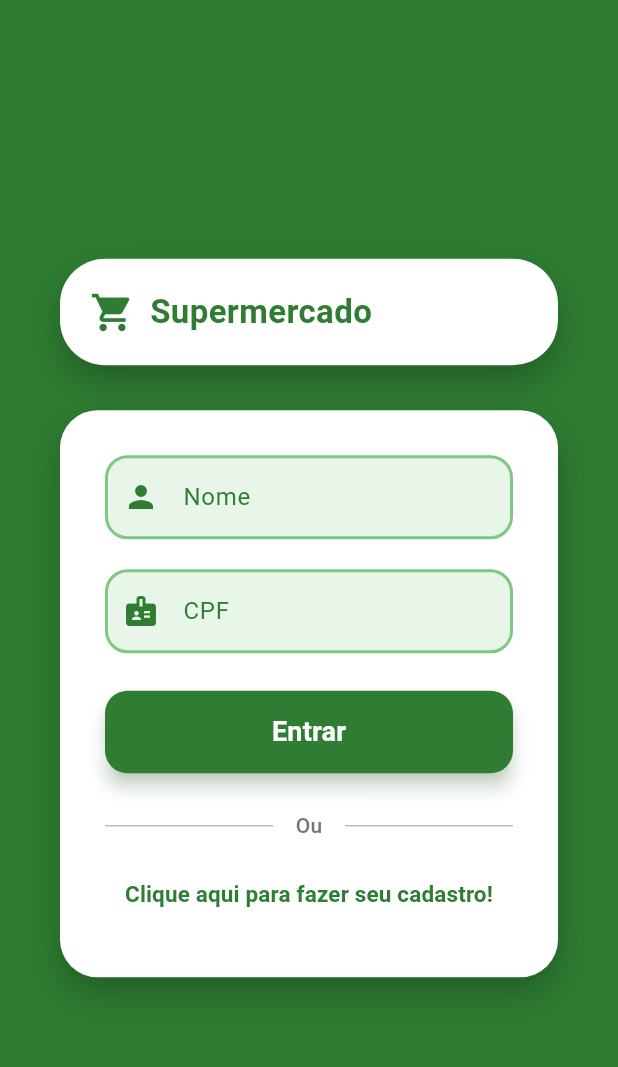
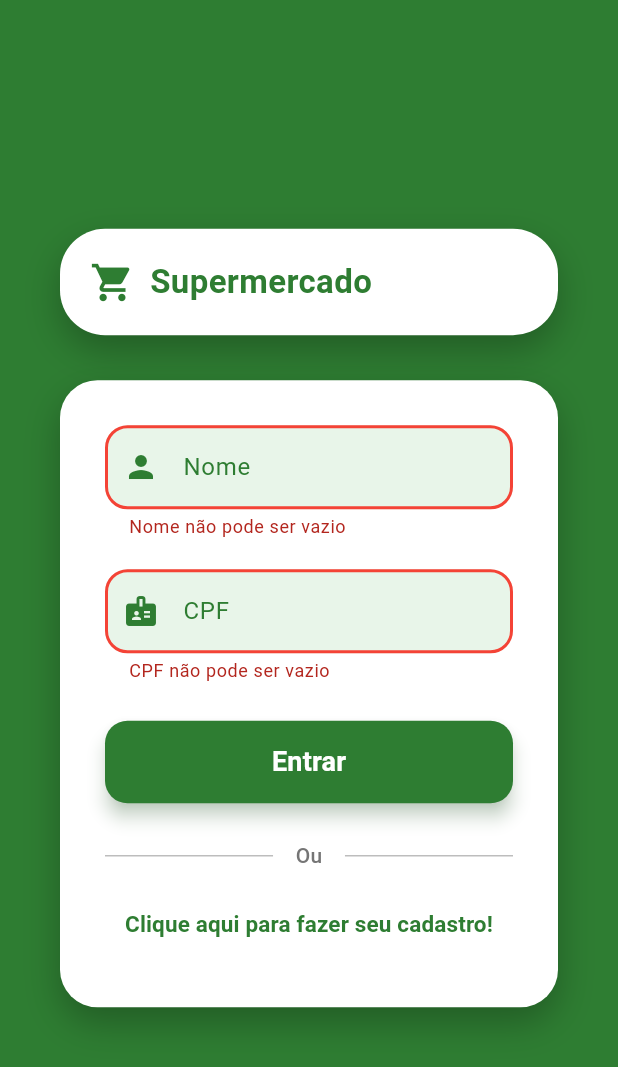
Before and after one commit to VitorFranciscoDev/SupermercadoPDS, a Flutter app: the screen it shows after launch, after a tap on "Entrar", on a phone screen of 412 x 824 dp. Shown: the top 1067 px of the screen. Run offline on Flutter 3.47's test engine with Material 3 defaults, Android fonts, the phone set to English and light mode, and no system bars; our stand-ins replace shared_preferences, sqflite; accounts and stored records are empty.

Commit message:
register screen almost done

```diff
--- a/lib/controller/auth_controller.dart
+++ b/lib/controller/auth_controller.dart
@@ -24,7 +24,7 @@ class AuthController with ChangeNotifier {
   String? _errorCPF;
 
   String? get errorName => _errorName;
-  String? get errorEmail => _errorCPF;
+  String? get errorCPF => _errorCPF;
 
   bool validateFields(String name, String cpf) {
     if(name.isEmpty) {
--- a/lib/view/login_screen.dart
+++ b/lib/view/login_screen.dart
@@ -1,4 +1,6 @@
 import 'package:flutter/material.dart';
+import 'package:provider/provider.dart';
+import 'package:supermercado/controller/auth_controller.dart';
 import 'package:supermercado/view/user_register_screen.dart';
 
 class LoginScreen extends StatefulWidget {
@@ -13,11 +15,78 @@ class _LoginScreenState extends State<LoginScreen> {
   final TextEditingController _controllerCPF = TextEditingController();
 
   Future<void> doLogin() async {
+    final provider = context.read<AuthController>();
 
+    final isValid = provider.validateFields(_controllerName.text, _controllerCPF.text);
+
+    if(!isValid) return;
+
+    showDialog(
+      context: context,
+      barrierDismissible: false,
+      builder: (_) => Center(
+        child: CircularProgressIndicator(),
+      ),
+    );
+
+    try {
+      final result = await provider.doLogin(_controllerName.text, _controllerCPF.text);
+
+      Navigator.of(context).pop();
+
+      if(result == null) {
+        ScaffoldMessenger.of(context).showSnackBar(
+          SnackBar(
+            content: Row(
+              children: [
+                Icon(Icons.check, color: Color(0xFF2E7D32)),
+                SizedBox(width: 8),
+                Text("Login Feito Com Sucesso!"),
+              ],
+            ),
+            backgroundColor: Colors.white,
+            behavior: SnackBarBehavior.floating,
+            shape: RoundedRectangleBorder(borderRadius: BorderRadius.circular(10)),
+          ),
+        );
+      } else {
+        ScaffoldMessenger.of(context).showSnackBar(
+          SnackBar(
+            content: Row(
+              children: [
+                Icon(Icons.error, color: Colors.red),
+                SizedBox(width: 8),
+                Text(result),
+              ],
+            ),
+            backgroundColor: Colors.white,
+            behavior: SnackBarBehavior.floating,
+            shape: RoundedRectangleBorder(borderRadius: BorderRadius.circular(10)),
+          ),
+        );
+      }
+    } catch(e) {
+      ScaffoldMessenger.of(context).showSnackBar(
+        SnackBar(
+          content: Row(
+            children: [
+              Icon(Icons.error, color: Colors.red),
+              SizedBox(width: 8),
+              Text("Erro Inesperado no Login!"),
+            ],
+          ),
+          backgroundColor: Colors.white,
+          behavior: SnackBarBehavior.floating,
+          shape: RoundedRectangleBorder(borderRadius: BorderRadius.circular(10)),
+        ),
+      );
+    }
   }
 
   @override
   Widget build(BuildContext context) {
+    final provider = context.watch<AuthController>();
+
     return Scaffold(
       backgroundColor: Color(0xFF2E7D32),
       body: Padding(
@@ -89,6 +158,7 @@ class _LoginScreenState extends State<LoginScreen> {
                       prefixIcon: Icon(Icons.person, color: Color(0xFF2E7D32)),
                       labelText: "Nome",
                       labelStyle: TextStyle(color: Color(0xFF2E7D32)),
+                      errorText: provider.errorName,
                       filled: true,
                       fillColor: Color(0xFFE8F5E9),
                       enabledBorder: OutlineInputBorder(
@@ -139,6 +209,7 @@ class _LoginScreenState extends State<LoginScreen> {
                       prefixIcon: Icon(Icons.badge, color: Color(0xFF2E7D32)),
                       labelText: "CPF",
                       labelStyle: TextStyle(color: Color(0xFF2E7D32)),
+                      errorText: provider.errorCPF,
                       filled: true,
                       fillColor: Color(0xFFE8F5E9),
                       enabledBorder: OutlineInputBorder(
```
Also changed, not shown: lib/view/user_register_screen.dart (+74 -3 lines).
